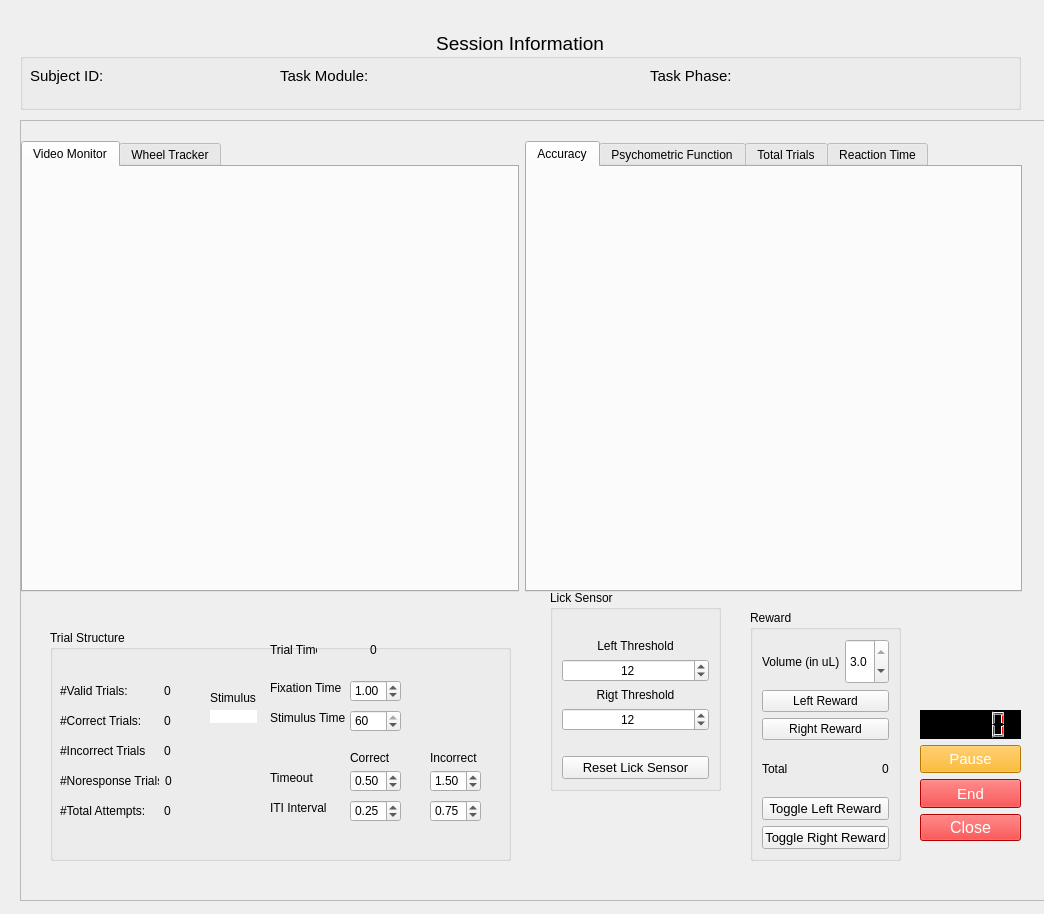
Above: protocols/random_dot_motion/gui/rdk_rig.ui from vaibrainium/NeuRPi before the change. Below: the same form after it.
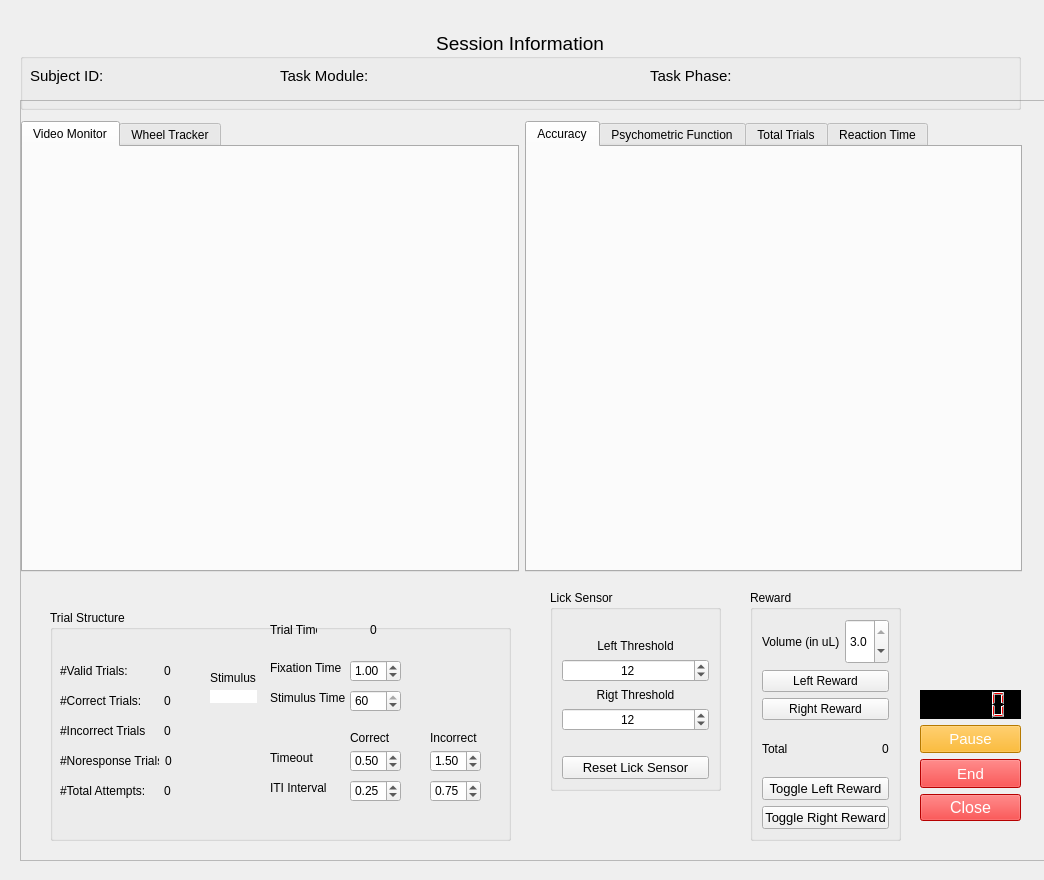
That is the form after the change. Custom widgets are drawn as their Qt base class.

The edit to the form file:
```diff
--- a/protocols/random_dot_motion/gui/rdk_rig.ui
+++ b/protocols/random_dot_motion/gui/rdk_rig.ui
@@ -7,7 +7,7 @@
     <x>0</x>
     <y>0</y>
     <width>1044</width>
-    <height>914</height>
+    <height>880</height>
    </rect>
   </property>
   <property name="windowTitle">
@@ -17,9 +17,9 @@
    <property name="geometry">
     <rect>
      <x>20</x>
-     <y>120</y>
+     <y>100</y>
      <width>1041</width>
-     <height>781</height>
+     <height>761</height>
     </rect>
    </property>
    <property name="frameShape">
@@ -1108,7 +1108,7 @@
     <property name="geometry">
      <rect>
       <x>720</x>
-      <y>30</y>
+      <y>35</y>
       <width>281</width>
       <height>20</height>
      </rect>
@@ -1145,7 +1145,7 @@
     <property name="geometry">
      <rect>
       <x>90</x>
-      <y>30</y>
+      <y>35</y>
       <width>151</width>
       <height>20</height>
      </rect>
@@ -1164,9 +1164,9 @@
     <property name="geometry">
      <rect>
       <x>360</x>
-      <y>30</y>
+      <y>35</y>
       <width>251</width>
-      <height>16</height>
+      <height>20</height>
      </rect>
     </property>
     <property name="font">
```
